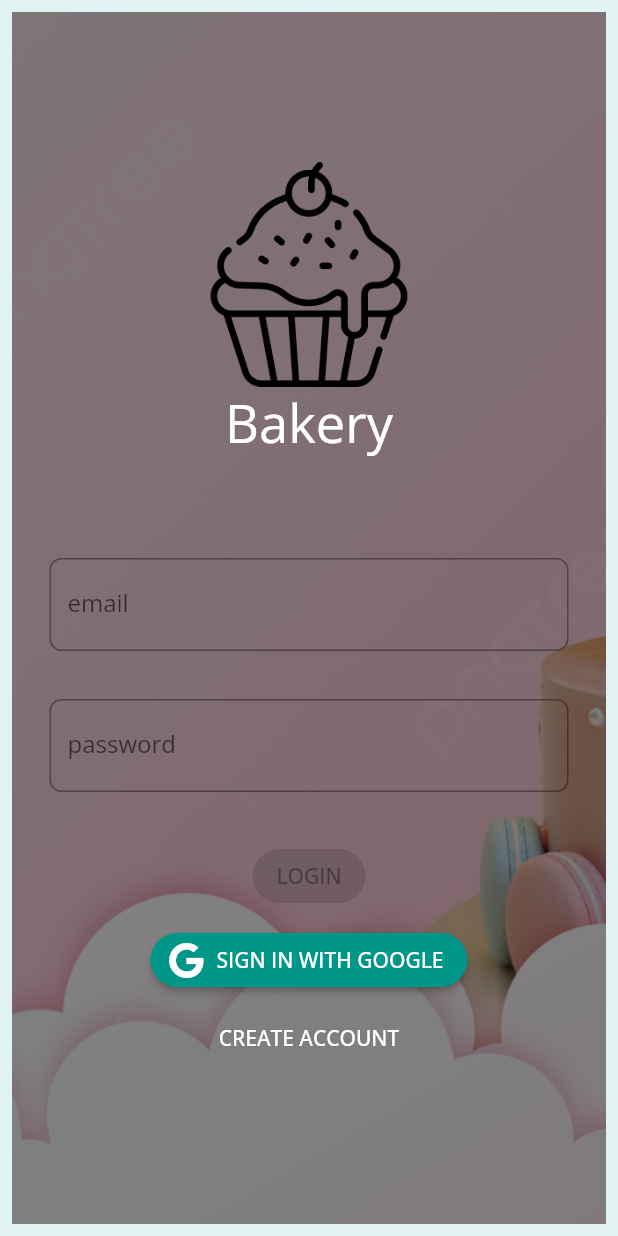
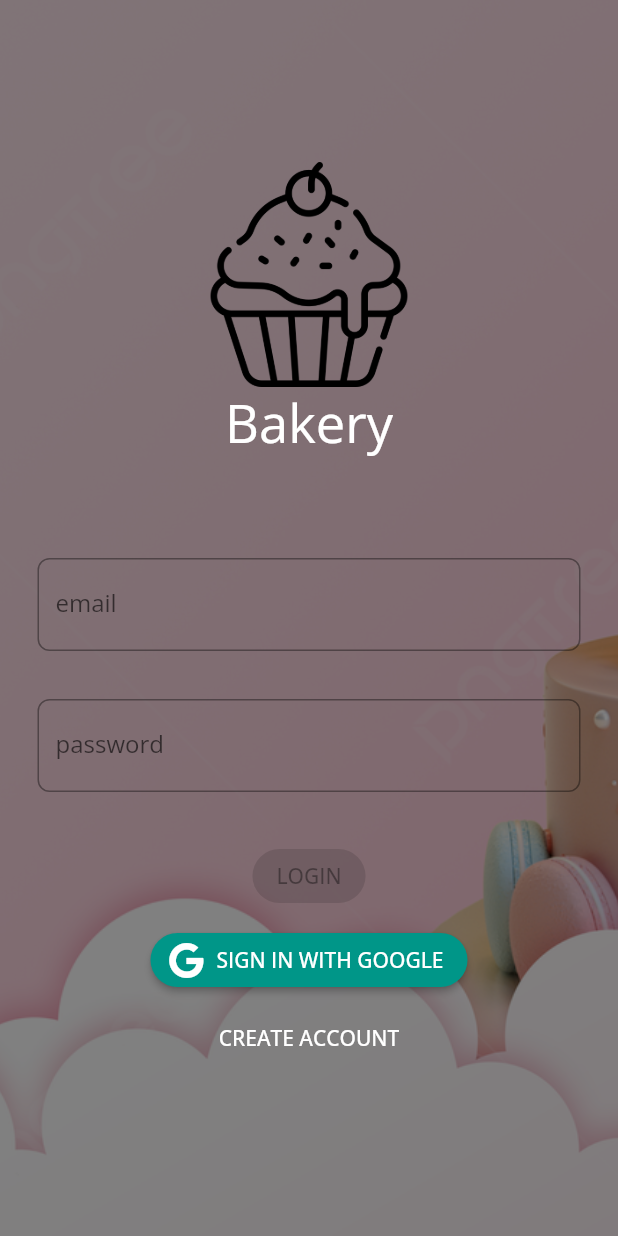
Before and after one commit to EZEVAR/bakery, a Flutter app: the LoginPage screen opened directly, on a phone screen of 412 x 824 dp. Run offline on Flutter 3.47's test engine with Material 2 defaults, Android fonts, the light colour scheme and no system bars; our stand-ins replace bloc, cloud_firestore, equatable, firebase_auth, firebase_core, flutter_bloc and 6 more; missing offline and left inert: flow_builder; accounts and stored records are empty.

Commit message:
Ubdate in login_page and login_form

```diff
--- a/lib/Models/cakepiece_model.dart
+++ b/lib/Models/cakepiece_model.dart
@@ -3,7 +3,7 @@ import 'package:flutter/material.dart';
 class CakepieceModel {
   final String flavor;
   final String price;
-  final color;
+  final dynamic color;
   final String imagePath;
   CakepieceModel(
       {required this.flavor,
--- a/lib/Models/cupcake_model.dart
+++ b/lib/Models/cupcake_model.dart
@@ -3,7 +3,7 @@ import 'package:flutter/material.dart';
 class CupCakeModel {
   final String flavor;
   final String price;
-  final color;
+  final dynamic color;
   final String imagePath;
   CupCakeModel(
       {required this.flavor,
--- a/lib/Models/muffins_model.dart
+++ b/lib/Models/muffins_model.dart
@@ -3,7 +3,7 @@ import 'package:flutter/material.dart';
 class MuffinsModel {
   final String flavor;
   final String price;
-  final color;
+  final dynamic color;
   final String imagePath;
   MuffinsModel(
       {required this.flavor,
--- a/lib/Models/weddingcake_model.dart
+++ b/lib/Models/weddingcake_model.dart
@@ -3,7 +3,7 @@ import 'package:flutter/material.dart';
 class WeddingCakeModel {
   final String flavor;
   final String price;
-  final color;
+  final dynamic color;
   final String imagePath;
   WeddingCakeModel(
       {required this.flavor,
--- a/lib/Utilities/Tiles/birthday_tile.dart
+++ b/lib/Utilities/Tiles/birthday_tile.dart
@@ -11,7 +11,7 @@ class BirthdayCakeTile extends StatelessWidget {
   final String flavor;
   final String price;
   final String imagePath;
-  final colors;
+  final dynamic colors;
 
   @override
   Widget build(BuildContext context) {
--- a/lib/Utilities/Tiles/cakepiece_tile.dart
+++ b/lib/Utilities/Tiles/cakepiece_tile.dart
@@ -10,7 +10,7 @@ class CakePieceTile extends StatelessWidget {
   final String flavor;
   final String price;
   final String imagePath;
-  final colors;
+  final dynamic colors;
 
   @override
   Widget build(BuildContext context) {
--- a/lib/Utilities/Tiles/cupcake_tile.dart
+++ b/lib/Utilities/Tiles/cupcake_tile.dart
@@ -10,7 +10,7 @@ class CupCakeTiles extends StatelessWidget {
   final String flavor;
   final String price;
   final String imagePath;
-  final colors;
+  final dynamic colors;
 
   @override
   Widget build(BuildContext context) {
--- a/lib/Utilities/Tiles/muffins_tile.dart
+++ b/lib/Utilities/Tiles/muffins_tile.dart
@@ -10,7 +10,7 @@ class MuffinTiles extends StatelessWidget {
   final String flavor;
   final String price;
   final String imagePath;
-  final colors;
+  final dynamic colors;
 
   @override
   Widget build(BuildContext context) {
--- a/lib/Utilities/Tiles/weddingcake_tile.dart
+++ b/lib/Utilities/Tiles/weddingcake_tile.dart
@@ -10,8 +10,7 @@ class WeddingCakeTile extends StatelessWidget {
   final String flavor;
   final String price;
   final String imagePath;
-  // ignore: prefer_typing_uninitialized_variables
-  final colors;
+  final dynamic colors;
 
   @override
   Widget build(BuildContext context) {
--- a/lib/auth/register/view/widgets/signupbutton.dart
+++ b/lib/auth/register/view/widgets/signupbutton.dart
@@ -1,7 +1,6 @@
 import 'package:bakery/auth/register/cubit/register_cubit.dart';
 import 'package:flutter/material.dart';
 import 'package:flutter_bloc/flutter_bloc.dart';
-import 'package:go_router/go_router.dart';
 
 class SignupField extends StatelessWidget {
   const SignupField({super.key});
--- a/lib/login/view/login_form.dart
+++ b/lib/login/view/login_form.dart
@@ -23,37 +23,8 @@ class LoginForm extends StatelessWidget {
             );
         }
       },
-        child: Scaffold(
-            body: Container(
-          decoration: BoxDecoration(
-            color: Colors.black,
-            image: DecorationImage(
-              image: const AssetImage('assets/fondo.jpg'),
-              fit: BoxFit.cover,
-              colorFilter: ColorFilter.mode(
-                Colors.black.withOpacity(0.5),
-                BlendMode.dstATop,
-              ),
-            ),
-          ),
-          padding: const EdgeInsets.all(25),
-          child: Center(
-            child: SingleChildScrollView(
       child: Column(
-                crossAxisAlignment: CrossAxisAlignment.center,
-                children: <Widget>[
-                  SizedBox(
-                    height: 150,
-                    width: 150,
-                    child: Image.asset("assets/icons/cupcakeicon.png"),
-                  ),
-                  Container(
-                    margin: const EdgeInsets.only(bottom: 50),
-                    child: const Text(
-                      'Bakery',
-                      style: TextStyle(fontSize: 35, color: Colors.white),
-                    ),
-                  ),
+        children: [
           const SizedBox(height: 16),
           _EmailInput(),
           const SizedBox(height: 8),
@@ -66,9 +37,7 @@ class LoginForm extends StatelessWidget {
           _SignUpButton(),
         ],
       ),
-            ),
-          ),
-        )));
+    );
   }
 }
 
--- a/lib/login/view/login_page.dart
+++ b/lib/login/view/login_page.dart
@@ -12,11 +12,44 @@ class LoginPage extends StatelessWidget {
   @override
   Widget build(BuildContext context) {
     return Scaffold(
-      body: Padding(
-        padding: const EdgeInsets.all(8),
-        child: BlocProvider(
-          create: (_) => LoginCubit(context.read<AuthenticationRepository>()),
-          child: const LoginForm(),
+      body: Container(
+        decoration: BoxDecoration(
+          color: Colors.black,
+          image: DecorationImage(
+            image: const AssetImage('assets/fondo.jpg'),
+            fit: BoxFit.cover,
+            colorFilter: ColorFilter.mode(
+              Colors.black.withOpacity(0.5),
+              BlendMode.dstATop,
+            ),
+          ),
+        ),
+        padding: const EdgeInsets.all(25),
+        child: Center(
+          child: SingleChildScrollView(
+            child: Column(
+              crossAxisAlignment: CrossAxisAlignment.center,
+              children: <Widget>[
+                SizedBox(
+                  height: 150,
+                  width: 150,
+                  child: Image.asset("assets/icons/cupcakeicon.png"),
+                ),
+                Container(
+                  margin: const EdgeInsets.only(bottom: 50),
+                  child: const Text(
+                    'Bakery',
+                    style: TextStyle(fontSize: 35, color: Colors.white),
+                  ),
+                ),
+                BlocProvider(
+                  create: (_) =>
+                      LoginCubit(context.read<AuthenticationRepository>()),
+                  child: const LoginForm(),
+                ),
+              ],
+            ),
+          ),
         ),
       ),
     );
--- a/lib/pages/product.dart
+++ b/lib/pages/product.dart
@@ -9,7 +9,6 @@ import '../tab_bar_view/cupcake_tab.dart';
 import '../tab_bar_view/muffins_tab.dart';
 import '../tab_bar_view/wedding_tab.dart';
 import '../controller.dart/cake_tabs.dart';
-import '../theme.dart';
 
 class MyProductPage extends StatefulWidget {
   const MyProductPage({super.key});
```
Also changed, not shown: lib/pages/birthday.dart (line endings or trailing spaces). Lines whose indentation alone changed are shown as unchanged.
